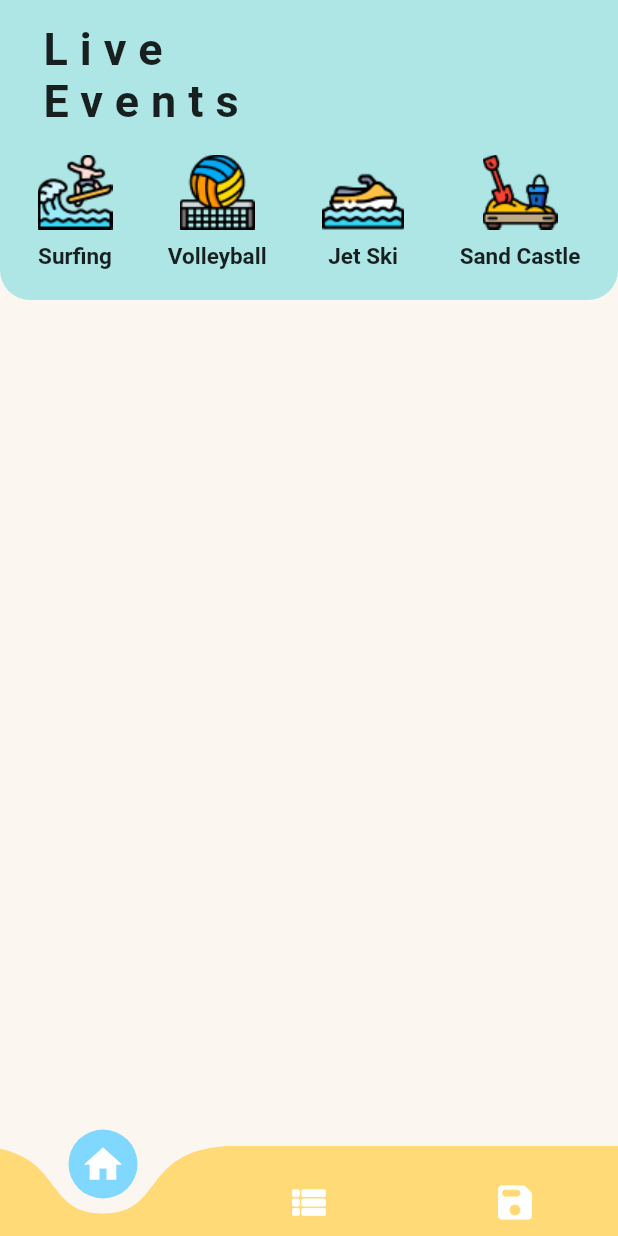
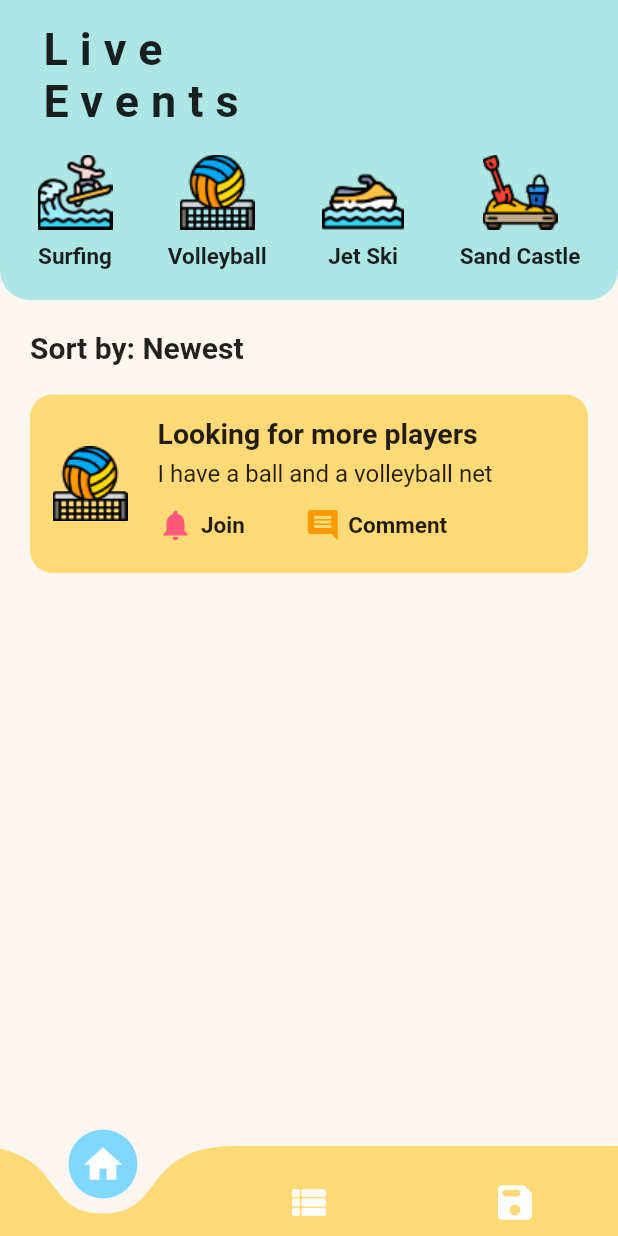
Before and after one commit to ctrl-gaurav/BeachMates-App, a Flutter app: the screen it shows after launch, on a phone screen of 412 x 824 dp. Run offline on Flutter 3.47's test engine with Material 2 defaults, Android fonts, the phone set to English and light mode, and no system bars; drawn by our look-alikes of curved_navigation_bar; our stand-ins replace google_fonts.

Commit message:
Added Card for Landing Screen

```diff
--- a/App/lib/screens/live_events_screen.dart
+++ b/App/lib/screens/live_events_screen.dart
@@ -14,9 +14,113 @@ class _LiveEventsState extends State<LiveEvents> {
     return SafeArea(
       child: Scaffold(
         body: Column(
+          crossAxisAlignment: CrossAxisAlignment.start,
           children: [
             header(size: size),
+            sortText(),
+            Container(
+              margin: EdgeInsets.symmetric(horizontal: 20),
+              padding: EdgeInsets.all(15),
+              width: size.width,
+              decoration: BoxDecoration(
+                color: kyellow,
+                borderRadius: BorderRadius.circular(15),
+              ),
+              child: Row(
+                children: [
+                  Image.asset("assets/images/volleyball.png"),
+                  SizedBox(width: 20),
+                  Expanded(
+                    child: Column(
+                      crossAxisAlignment: CrossAxisAlignment.start,
+                      children: [
+                        Text(
+                          "Looking for more players",
+                          style: TextStyle(
+                            fontSize: 19,
+                            fontWeight: FontWeight.bold,
+                          ),
+                        ),
+                        SizedBox(height: 6),
+                        Text(
+                          "I have a ball and a volleyball net",
+                          style: TextStyle(
+                            fontSize: 16,
+                          ),
+                        ),
+                        SizedBox(height: 8),
+                        Row(
+                          mainAxisAlignment: MainAxisAlignment.start,
+                          children: [
+                            Container(
+                              padding: EdgeInsets.only(
+                                top: 5,
+                                right: 25,
+                                bottom: 5,
+                              ),
+                              child: Row(
+                                children: [
+                                  Icon(
+                                    Icons.notifications,
+                                    color: Color(0xffFF587A),
+                                  ),
+                                  SizedBox(width: 5),
+                                  Text(
+                                    "Join",
+                                    style: TextStyle(
+                                      fontSize: 15,
+                                      fontWeight: FontWeight.bold,
+                                    ),
+                                  ),
+                                ],
+                              ),
+                            ),
+                            SizedBox(width: 15),
+                            Container(
+                              padding: EdgeInsets.only(
+                                top: 5,
+                                right: 25,
+                                bottom: 5,
+                              ),
+                              child: Row(
+                                children: [
+                                  Icon(
+                                    Icons.comment_rounded,
+                                    color: Color(0xffFF9801),
+                                  ),
+                                  SizedBox(width: 5),
+                                  Text(
+                                    "Comment",
+                                    style: TextStyle(
+                                      fontSize: 15,
+                                      fontWeight: FontWeight.bold,
+                                    ),
+                                  ),
+                                ],
+                              ),
+                            ),
+                          ],
+                        ),
+                      ],
+                    ),
+                  ),
+                ],
+              ),
+            ),
           ],
+        ),
+      ),
+    );
+  }
+
+  Widget sortText() {
+    return Padding(
+      padding: const EdgeInsets.all(20),
+      child: Text(
+        "Sort by: Newest",
+        style: TextStyle(
+          fontSize: 20,
+          fontWeight: FontWeight.bold,
         ),
       ),
     );
```
